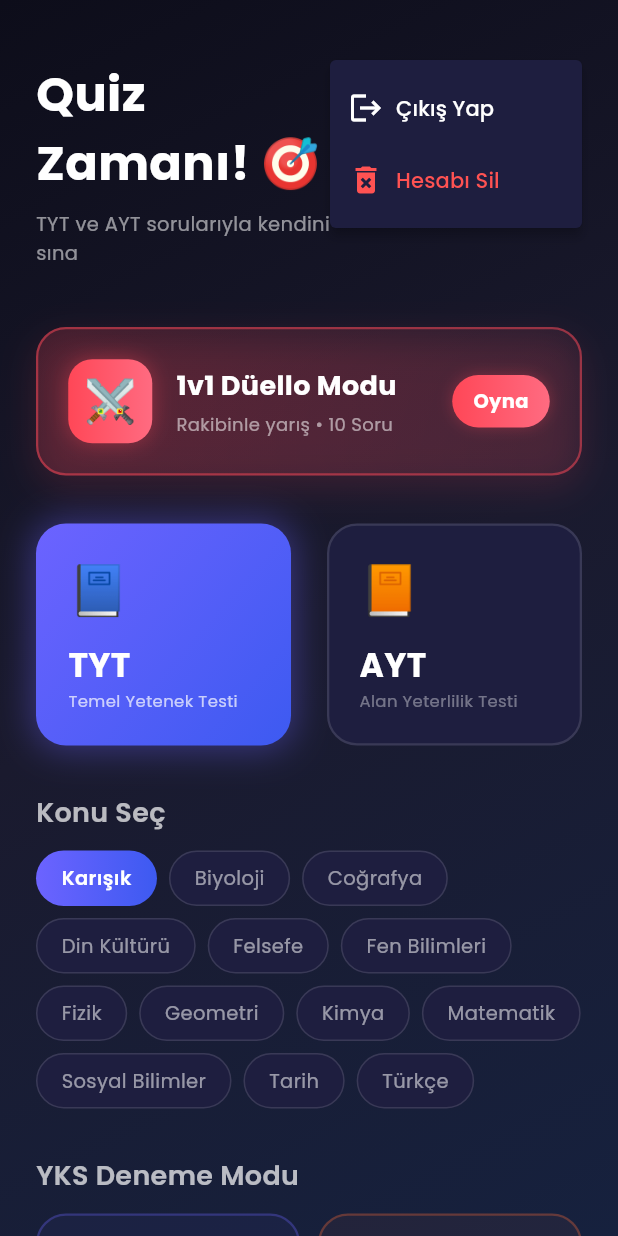
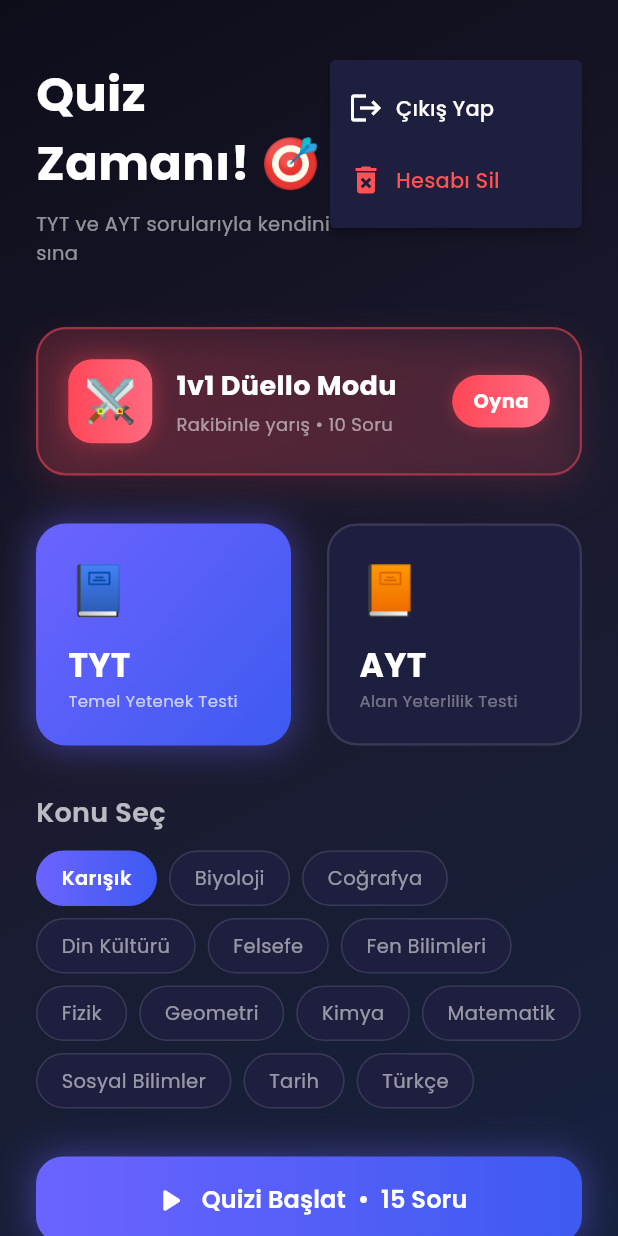
Before and after one commit to berkayyozzz/quiz_app, a Flutter app: the screen it shows once a user with an empty profile is signed in, after a tap on the "settings" icon, on a phone screen of 412 x 824 dp. Run offline on Flutter 3.47's test engine with Material 3 defaults, Android fonts, the phone set to English and light mode, and no system bars; drawn by our look-alikes of flutter_animate; our stand-ins replace cloud_firestore, firebase_analytics, firebase_auth, firebase_core, firebase_messaging, flutter_local_notifications and 8 more; missing offline and left inert: app_tracking_transparency; accounts and stored records are empty; network calls fail.

Commit message:
feat: add native and banner ads, move start button

```diff
--- a/lib/screens/duel_result_screen.dart
+++ b/lib/screens/duel_result_screen.dart
@@ -15,6 +15,7 @@ import '../providers/quiz_provider.dart';
 import 'duel_screen.dart';
 import 'home_screen.dart';
 import 'leaderboard_screen.dart';
+import '../widgets/banner_ad_widget.dart';
 
 class DuelResultScreen extends StatefulWidget {
   final int playerScore;
@@ -722,6 +723,8 @@ class _DuelResultScreenState extends State<DuelResultScreen> {
                 ).animate().fadeIn(delay: 900.ms),
 
                 const SizedBox(height: 24),
+                const BannerAdWidget(),
+                const SizedBox(height: 24),
               ],
             ),
           ),
--- a/lib/screens/home_screen.dart
+++ b/lib/screens/home_screen.dart
@@ -16,6 +16,7 @@ import 'quiz_screen.dart';
 import 'duel_screen.dart';
 import 'leaderboard_screen.dart';
 import 'premium_screen.dart';
+import '../widgets/native_ad_widget.dart';
 
 class HomeScreen extends StatefulWidget {
   const HomeScreen({super.key});
@@ -138,13 +139,15 @@ class _HomeScreenState extends State<HomeScreen> {
                     const SizedBox(height: 12),
                     _buildSubjectChips(quiz),
                     const SizedBox(height: 32),
+                    _buildStartButton(context, quiz),
+                    const SizedBox(height: 32),
                     _buildDenemeSection(context, quiz),
                     if (quiz.hasWrongQuestions) ...[
                       const SizedBox(height: 32),
                       _buildRetryWrongCard(context, quiz),
                     ],
                     const SizedBox(height: 32),
-                    _buildStartButton(context, quiz),
+                    const NativeAdWidget(height: 300),
                     const SizedBox(height: 32),
                   ],
                 ),
--- a/lib/screens/result_screen.dart
+++ b/lib/screens/result_screen.dart
@@ -11,6 +11,7 @@ import 'home_screen.dart';
 import 'leaderboard_screen.dart';
 import 'quiz_screen.dart';
 import '../services/analytics_service.dart';
+import '../widgets/banner_ad_widget.dart';
 
 class ResultScreen extends StatefulWidget {
   const ResultScreen({super.key});
@@ -745,6 +746,8 @@ class _ResultScreenState extends State<ResultScreen> {
                     ).animate().fadeIn(delay: 900.ms),
 
                     const SizedBox(height: 24),
+                    const BannerAdWidget(),
+                    const SizedBox(height: 24),
                   ],
                 ),
               );
--- a/lib/services/ad_manager.dart
+++ b/lib/services/ad_manager.dart
@@ -21,6 +21,48 @@ class AdManager {
   // TODO: AdMob panelinden Rewarded Ad Unit ID'lerini oluşturup burayı güncelleyin!
   static const String _iosRewardedAdUnitId = 'ca-app-pub-6164147837428706/3965074048';
   static const String _androidRewardedAdUnitId = 'ca-app-pub-6164147837428706/7824428003';
+
+  /// Native Reklam ID'leri
+  static const String _iosNativeAdUnitId = 'ca-app-pub-6164147837428706/8310087089';
+  static const String _androidNativeAdUnitId = 'ca-app-pub-6164147837428706/4750646251';
+
+  /// Banner Reklam ID'leri
+  static const String _iosBannerAdUnitId = 'ca-app-pub-6164147837428706/8417898294';
+  static const String _androidBannerAdUnitId = 'ca-app-pub-6164147837428706/2562936387';
+
+  /// Google Mobile Ads Test Banner ID'leri
+  static String get bannerAdUnitId {
+    if (kReleaseMode) {
+      if (Platform.isIOS) {
+        return _iosBannerAdUnitId;
+      } else if (Platform.isAndroid) {
+        return _androidBannerAdUnitId;
+      }
+    }
+    if (Platform.isAndroid) {
+      return 'ca-app-pub-3940256099942544/6300978111'; // Android Test Banner
+    } else if (Platform.isIOS) {
+      return 'ca-app-pub-3940256099942544/2934735716'; // iOS Test Banner
+    }
+    throw UnsupportedError('Desteklenmeyen platform');
+  }
+
+  /// Google Mobile Ads Test Native ID'leri
+  static String get nativeAdUnitId {
+    if (kReleaseMode) {
+      if (Platform.isIOS) {
+        return _iosNativeAdUnitId;
+      } else if (Platform.isAndroid) {
+        return _androidNativeAdUnitId;
+      }
+    }
+    if (Platform.isAndroid) {
+      return 'ca-app-pub-3940256099942544/2247696110'; // Android Test Native
+    } else if (Platform.isIOS) {
+      return 'ca-app-pub-3940256099942544/3986624511'; // iOS Test Native
+    }
+    throw UnsupportedError('Desteklenmeyen platform');
+  }
 
   /// Google Mobile Ads Test Interstitial ID'leri
   static String get interstitialAdUnitId {
--- /dev/null
+++ b/lib/widgets/native_ad_widget.dart
@@ -0,0 +1,114 @@
+import 'package:flutter/material.dart';
+import 'package:google_mobile_ads/google_mobile_ads.dart';
+import '../services/ad_manager.dart';
+import '../services/premium_service.dart';
+
+class NativeAdWidget extends StatefulWidget {
+  final TemplateType templateType;
+  final double height;
+
+  const NativeAdWidget({
+    Key? key,
+    this.templateType = TemplateType.medium,
+    this.height = 320, // Medium için genelde 320 civarı, Small için 90-120 ideal.
+  }) : super(key: key);
+
+  @override
+  _NativeAdWidgetState createState() => _NativeAdWidgetState();
+}
+
+class _NativeAdWidgetState extends State<NativeAdWidget> {
+  NativeAd? _nativeAd;
+  bool _isAdLoaded = false;
+
+  @override
+  void initState() {
+    super.initState();
+    if (!PremiumService().isPremium) {
+      _loadAd();
+    }
+  }
+
+  void _loadAd() {
+    _nativeAd = NativeAd(
+      adUnitId: AdManager.nativeAdUnitId,
+      listener: NativeAdListener(
+        onAdLoaded: (ad) {
+          if (!mounted) {
+            ad.dispose();
+            return;
+          }
+          setState(() {
+            _isAdLoaded = true;
+          });
+        },
+        onAdFailedToLoad: (ad, error) {
+          ad.dispose();
+          print('NativeAd failed to load: $error');
+        },
+      ),
+      request: const AdRequest(),
+      nativeTemplateStyle: NativeTemplateStyle(
+        templateType: widget.templateType,
+        mainBackgroundColor: const Color(0xFF1E1E3F), // Koyu tema arka planı
+        cornerRadius: 16.0,
+        callToActionTextStyle: NativeTemplateTextStyle(
+          textColor: Colors.white,
+          backgroundColor: const Color(0xFF6C63FF), // Accent renk (mor/mavi)
+          style: NativeTemplateFontStyle.bold,
+          size: 16.0,
+        ),
+        primaryTextStyle: NativeTemplateTextStyle(
+          textColor: Colors.white,
+          backgroundColor: Colors.transparent,
+          style: NativeTemplateFontStyle.bold,
+          size: 16.0,
+        ),
+        secondaryTextStyle: NativeTemplateTextStyle(
+          textColor: Colors.white70,
+          backgroundColor: Colors.transparent,
+          style: NativeTemplateFontStyle.normal,
+          size: 14.0,
+        ),
+        tertiaryTextStyle: NativeTemplateTextStyle(
+          textColor: Colors.white54,
+          backgroundColor: Colors.transparent,
+          style: NativeTemplateFontStyle.normal,
+          size: 14.0,
+        ),
+      ),
+    )..load();
+  }
+
+  @override
+  void dispose() {
+    _nativeAd?.dispose();
+    super.dispose();
+  }
+
+  @override
+  Widget build(BuildContext context) {
+    if (PremiumService().isPremium) {
+      return const SizedBox.shrink();
+    }
+
+    if (_isAdLoaded && _nativeAd != null) {
+      return Container(
+        height: widget.height,
+        alignment: Alignment.center,
+        margin: const EdgeInsets.symmetric(vertical: 16.0),
+        decoration: BoxDecoration(
+          color: const Color(0xFF1E1E3F),
+          borderRadius: BorderRadius.circular(16),
+          border: Border.all(color: Colors.white12),
+        ),
+        child: ClipRRect(
+          borderRadius: BorderRadius.circular(16),
+          child: AdWidget(ad: _nativeAd!),
+        ),
+      );
+    }
+
+    return const SizedBox.shrink();
+  }
+}
--- a/pubspec.yaml
+++ b/pubspec.yaml
@@ -1,7 +1,7 @@
 name: yks_akademi
 description: YKS Akademi - Deneme Çöz
 publish_to: 'none'
-version: 1.2.56+56
+version: 1.2.57+57
 
 environment:
   sdk: '>=3.0.0 <4.0.0'
```
Also changed, not shown: lib/screens/duel_screen.dart (+11 -7 lines), lib/widgets/banner_ad_widget.dart (added, +71 -0 lines).
